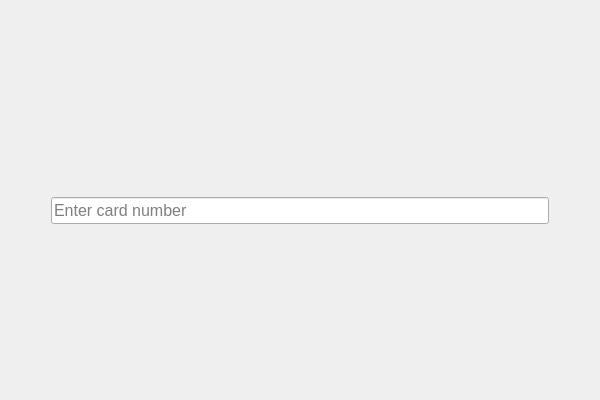
Above: frontend/EnterCardWidget.ui from katerynabratiuk/ATM before the change. Below: the same form after it.
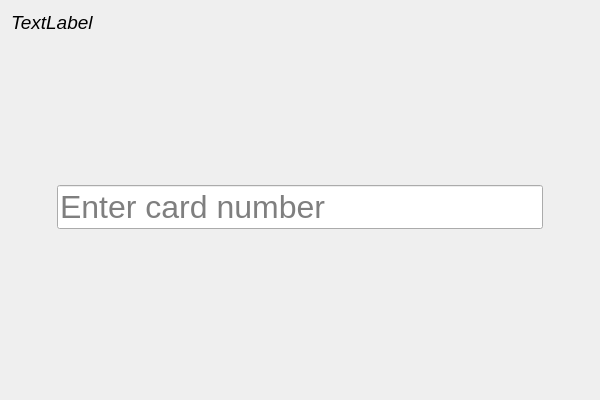
That is the form after the change.

Diff of the .ui file:
```diff
--- a/frontend/EnterCardWidget.ui
+++ b/frontend/EnterCardWidget.ui
@@ -14,23 +14,7 @@
    <string>EnterCardWidget</string>
   </property>
   <layout class="QGridLayout" name="gridLayout">
-   <item row="0" column="0">
-    <spacer name="horizontalSpacer">
-     <property name="orientation">
-      <enum>Qt::Orientation::Horizontal</enum>
-     </property>
-     <property name="sizeType">
-      <enum>QSizePolicy::Policy::Preferred</enum>
-     </property>
-     <property name="sizeHint" stdset="0">
-      <size>
-       <width>40</width>
-       <height>20</height>
-      </size>
-     </property>
-    </spacer>
-   </item>
-   <item row="0" column="1">
+   <item row="1" column="1">
     <layout class="QVBoxLayout" name="verticalLayout">
      <item>
       <spacer name="verticalSpacer">
@@ -38,7 +22,7 @@
         <enum>Qt::Orientation::Vertical</enum>
        </property>
        <property name="sizeType">
-        <enum>QSizePolicy::Policy::Expanding</enum>
+        <enum>QSizePolicy::Policy::MinimumExpanding</enum>
        </property>
        <property name="sizeHint" stdset="0">
         <size>
@@ -50,6 +34,11 @@
      </item>
      <item>
       <widget class="QLabel" name="errorInfo">
+       <property name="font">
+        <font>
+         <pointsize>12</pointsize>
+        </font>
+       </property>
        <property name="text">
         <string/>
        </property>
@@ -59,7 +48,7 @@
       <widget class="QLineEdit" name="cardForm">
        <property name="font">
         <font>
-         <pointsize>12</pointsize>
+         <pointsize>24</pointsize>
         </font>
        </property>
        <property name="placeholderText">
@@ -85,7 +74,27 @@
      </item>
     </layout>
    </item>
-   <item row="0" column="2">
+   <item row="0" column="0" colspan="3">
+    <widget class="QLabel" name="label">
+     <property name="sizePolicy">
+      <sizepolicy hsizetype="Expanding" vsizetype="Maximum">
+       <horstretch>0</horstretch>
+       <verstretch>0</verstretch>
+      </sizepolicy>
+     </property>
+     <property name="font">
+      <font>
+       <pointsize>14</pointsize>
+       <italic>true</italic>
+       <bold>false</bold>
+      </font>
+     </property>
+     <property name="text">
+      <string>TextLabel</string>
+     </property>
+    </widget>
+   </item>
+   <item row="1" column="2">
     <spacer name="horizontalSpacer_2">
      <property name="orientation">
       <enum>Qt::Orientation::Horizontal</enum>
@@ -101,6 +110,38 @@
      </property>
     </spacer>
    </item>
+   <item row="1" column="0">
+    <spacer name="horizontalSpacer">
+     <property name="orientation">
+      <enum>Qt::Orientation::Horizontal</enum>
+     </property>
+     <property name="sizeType">
+      <enum>QSizePolicy::Policy::Preferred</enum>
+     </property>
+     <property name="sizeHint" stdset="0">
+      <size>
+       <width>40</width>
+       <height>20</height>
+      </size>
+     </property>
+    </spacer>
+   </item>
+   <item row="2" column="1">
+    <spacer name="verticalSpacer_3">
+     <property name="orientation">
+      <enum>Qt::Orientation::Vertical</enum>
+     </property>
+     <property name="sizeType">
+      <enum>QSizePolicy::Policy::Preferred</enum>
+     </property>
+     <property name="sizeHint" stdset="0">
+      <size>
+       <width>20</width>
+       <height>40</height>
+      </size>
+     </property>
+    </spacer>
+   </item>
   </layout>
  </widget>
  <layoutdefault spacing="6" margin="11"/>
```
